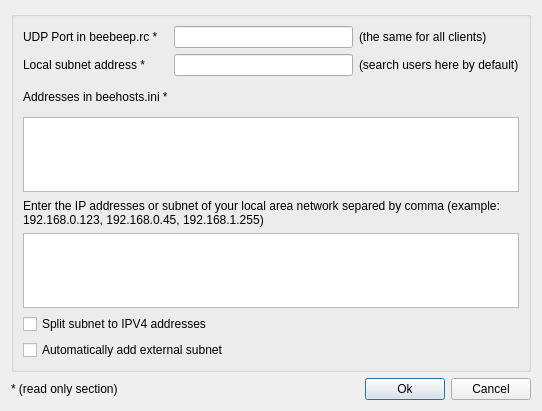
This is src/GuiSearchUser.ui in hwgao/beebeep as Qt 5 draws it before an edit. The edited form follows.
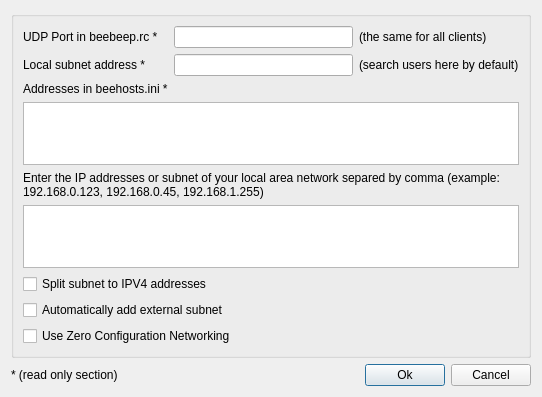
This is the edited form.

Commit message: Zero Configuration Networking option added

Patch:
```diff
--- a/src/GuiSearchUser.ui
+++ b/src/GuiSearchUser.ui
@@ -7,7 +7,7 @@
     <x>0</x>
     <y>0</y>
     <width>542</width>
-    <height>411</height>
+    <height>395</height>
    </rect>
   </property>
   <property name="sizePolicy">
@@ -173,6 +173,13 @@
         </property>
        </widget>
       </item>
+      <item row="8" column="0" colspan="2">
+       <widget class="QCheckBox" name="mp_cbMDnsResponder">
+        <property name="text">
+         <string>Use Zero Configuration Networking</string>
+        </property>
+       </widget>
+      </item>
      </layout>
     </widget>
    </item>
```
Left out of the diff: 1 changed line with no effect on the pictures. The commit also changes 897 other files.
